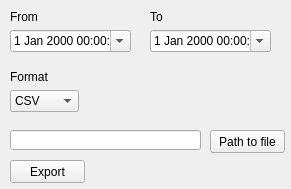
Above: server/gui/exportwidget.ui from EPecherkin/diplom before the change. Below: the same form after it.
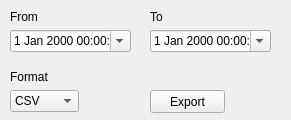
That is the form after the change.

The edit to the form file:
```diff
--- a/server/gui/exportwidget.ui
+++ b/server/gui/exportwidget.ui
@@ -7,19 +7,19 @@
     <x>0</x>
     <y>0</y>
     <width>291</width>
-    <height>189</height>
+    <height>120</height>
    </rect>
   </property>
   <property name="minimumSize">
    <size>
     <width>291</width>
-    <height>189</height>
+    <height>120</height>
    </size>
   </property>
   <property name="maximumSize">
    <size>
     <width>291</width>
-    <height>189</height>
+    <height>120</height>
    </size>
   </property>
   <property name="windowTitle">
@@ -116,8 +116,8 @@
   <widget class="QPushButton" name="exportPB">
    <property name="geometry">
     <rect>
-     <x>10</x>
-     <y>160</y>
+     <x>150</x>
+     <y>90</y>
      <width>75</width>
      <height>23</height>
     </rect>
@@ -126,35 +126,6 @@
     <string>Export</string>
    </property>
   </widget>
-  <widget class="QPushButton" name="pathToFilePB">
-   <property name="geometry">
-    <rect>
-     <x>210</x>
-     <y>130</y>
-     <width>75</width>
-     <height>23</height>
-    </rect>
-   </property>
-   <property name="text">
-    <string>Path to file</string>
-   </property>
-  </widget>
-  <widget class="QLineEdit" name="pathToFileLE">
-   <property name="enabled">
-    <bool>true</bool>
-   </property>
-   <property name="geometry">
-    <rect>
-     <x>10</x>
-     <y>130</y>
-     <width>191</width>
-     <height>20</height>
-    </rect>
-   </property>
-   <property name="readOnly">
-    <bool>true</bool>
-   </property>
-  </widget>
  </widget>
  <resources/>
  <connections/>
```
